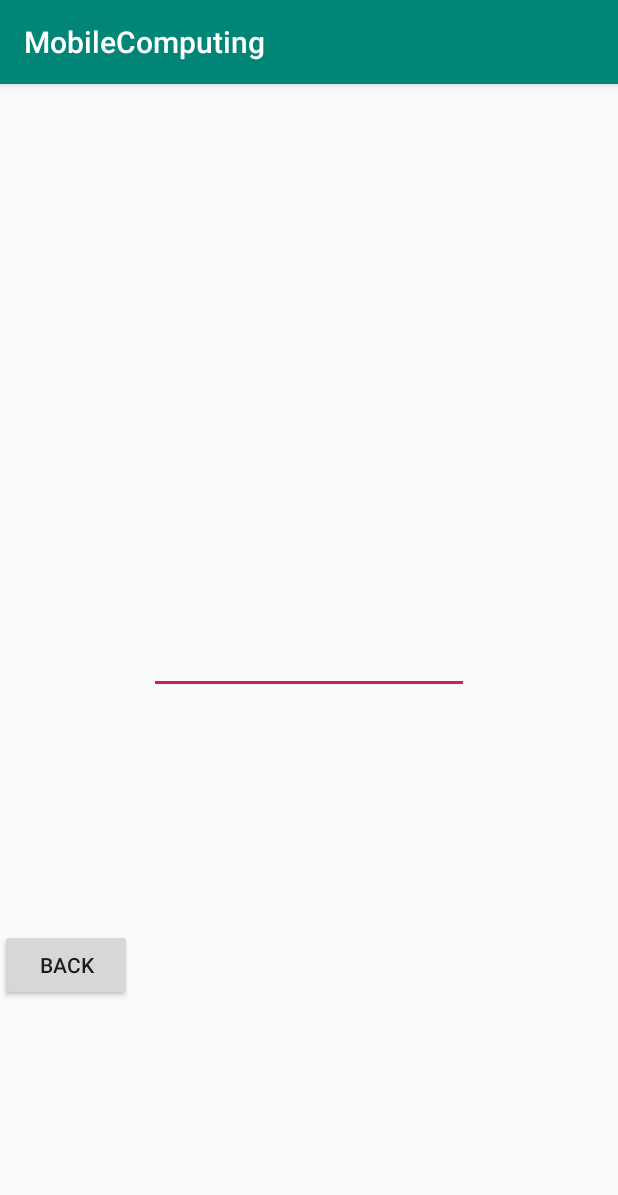
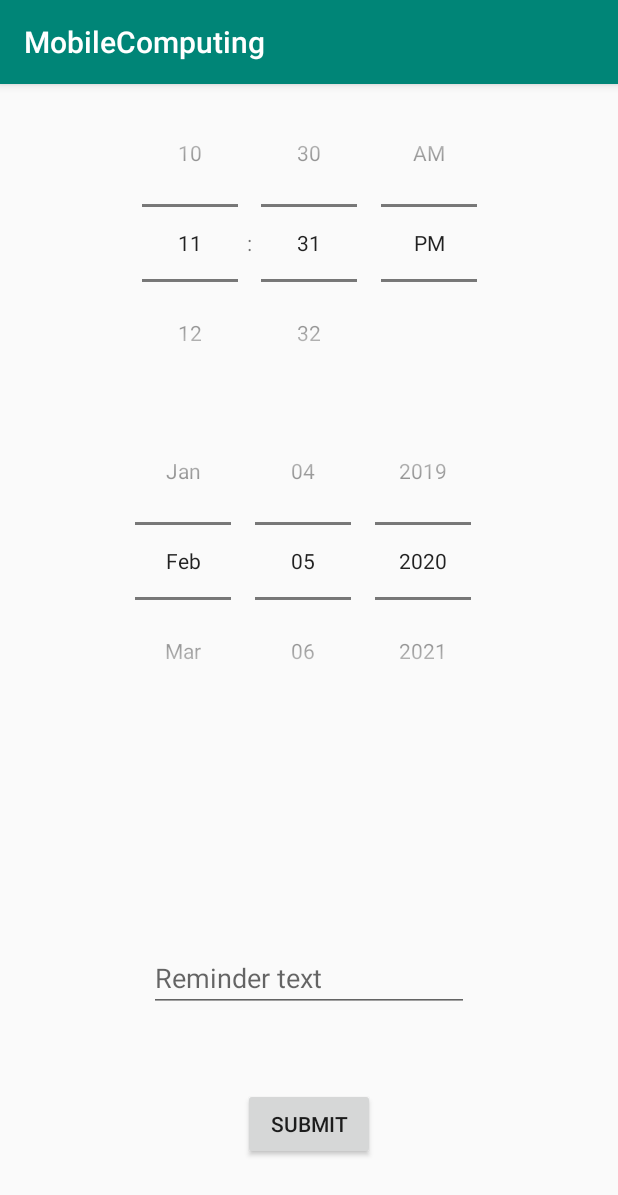
Before and after one commit to samiva/mobilecomputinglab, an Android app: the screen it shows after launch (TimeActivity), after a tap on an icon or button, on a phone screen of 412 x 824 dp. Shown: the top 1195 px of the screen. Run offline under Robolectric (Android 15) with nearby library versions, the phone set to English and light mode, and no system bars; our stand-ins replace Room's generated code; 1 statement that could not run was skipped; 1 other tap on this screen came first.

```diff
--- a/app/src/main/AndroidManifest.xml
+++ b/app/src/main/AndroidManifest.xml
@@ -18,6 +18,7 @@
                 <category android:name="android.intent.category.LAUNCHER" />
             </intent-filter>
         </activity>
+        <receiver android:name=".ReminderReceiver"/>
     </application>
 
 </manifest>
--- a/app/src/main/java/com/example/mobilecomputing/MainActivity.kt
+++ b/app/src/main/java/com/example/mobilecomputing/MainActivity.kt
@@ -3,7 +3,11 @@ package com.example.mobilecomputing
 import android.content.Intent
 import androidx.appcompat.app.AppCompatActivity
 import android.os.Bundle
+import androidx.room.Room
 import kotlinx.android.synthetic.main.activity_main.*
+import org.jetbrains.anko.doAsync
+import org.jetbrains.anko.toast
+import org.jetbrains.anko.uiThread
 
 class MainActivity : AppCompatActivity() {
 
@@ -37,9 +41,29 @@ class MainActivity : AppCompatActivity() {
             startActivity(intent)
         }
 
-        val data = arrayOf("Oulu", "Helsinki", "Tampere")
 
-        val reminderAdapter = ReminderAdapter(applicationContext, data)
-        mylist.adapter = reminderAdapter
+
+    }
+
+    override fun onResume() {
+        super.onResume()
+
+        refreshList()
+    }
+    private fun refreshList() {
+        doAsync {
+            val db = Room.databaseBuilder(applicationContext, AppDatabase::class.java, "reminders").build()
+            val reminders = db.reminderDao().getReminders()
+            db.close()
+
+            uiThread {
+                if(reminders.isNotEmpty()) {
+                    val adapter = ReminderAdapter(applicationContext, reminders)
+                    mylist.adapter = adapter
+                } else {
+                    toast("No reminders")
+                }
+            }
+        }
     }
 }
--- a/app/src/main/java/com/example/mobilecomputing/TableReminder.kt
+++ b/app/src/main/java/com/example/mobilecomputing/TableReminder.kt
@@ -4,7 +4,7 @@ import androidx.room.*
 
 @Entity(tableName = "reminders")
 data class Reminder (
-    @PrimaryKey(autoGenerate = true) var uid: Int?,
+            @PrimaryKey(autoGenerate = true) var uid: Int?,
             @ColumnInfo(name = "time") var time: Long?,
             @ColumnInfo(name="location") var location: String?,
             @ColumnInfo(name = "message") var message: String
--- a/app/src/main/res/layout/activity_time.xml
+++ b/app/src/main/res/layout/activity_time.xml
@@ -6,23 +6,45 @@
     android:layout_height="match_parent"
     tools:context=".TimeActivity">
 
+    <TimePicker
+        android:id="@+id/Timepicker"
+        android:layout_width="wrap_content"
+        android:layout_height="wrap_content"
+        app:layout_constraintEnd_toEndOf="parent"
+        app:layout_constraintStart_toStartOf="parent"
+        app:layout_constraintTop_toTopOf="parent"
+        android:timePickerMode="spinner"
+        />
+    <DatePicker
+        android:id="@+id/Datepicker"
+        android:layout_width="wrap_content"
+        android:layout_height="wrap_content"
+        app:layout_constraintEnd_toEndOf="parent"
+        app:layout_constraintStart_toStartOf="parent"
+        app:layout_constraintTop_toBottomOf="@+id/Timepicker"
+        android:datePickerMode="spinner"
+        android:calendarViewShown="false"/>
+
     <EditText
-        android:id="@+id/editText"
+        android:id="@+id/et_message"
         android:layout_width="wrap_content"
         android:layout_height="wrap_content"
         android:ems="10"
-        android:inputType="time"
+        android:inputType="textPersonName"
+        android:hint="Reminder text"
         app:layout_constraintBottom_toBottomOf="parent"
         app:layout_constraintEnd_toEndOf="parent"
         app:layout_constraintStart_toStartOf="parent"
-        app:layout_constraintTop_toTopOf="parent" />
+        app:layout_constraintTop_toBottomOf="@+id/Datepicker" />
 
     <Button
-        android:id="@+id/back_btn"
+        android:id="@+id/time_create"
         android:layout_width="wrap_content"
         android:layout_height="wrap_content"
-        android:text="Back"
+
+        android:text="Submit"
         app:layout_constraintBottom_toBottomOf="parent"
-        app:layout_constraintTop_toBottomOf="@+id/editText"
-        tools:layout_editor_absoluteX="156dp" />
+        app:layout_constraintEnd_toEndOf="parent"
+        app:layout_constraintStart_toStartOf="parent"
+        app:layout_constraintTop_toBottomOf="@+id/et_message" />
 </androidx.constraintlayout.widget.ConstraintLayout>
```
Also changed, not shown: app/src/main/java/com/example/mobilecomputing/ReminderAdapter.kt (+15 -3 lines), app/src/main/java/com/example/mobilecomputing/ReminderReceiver.kt (added, +13 -0 lines), app/src/main/java/com/example/mobilecomputing/TimeActivity.kt (+48 -3 lines).
